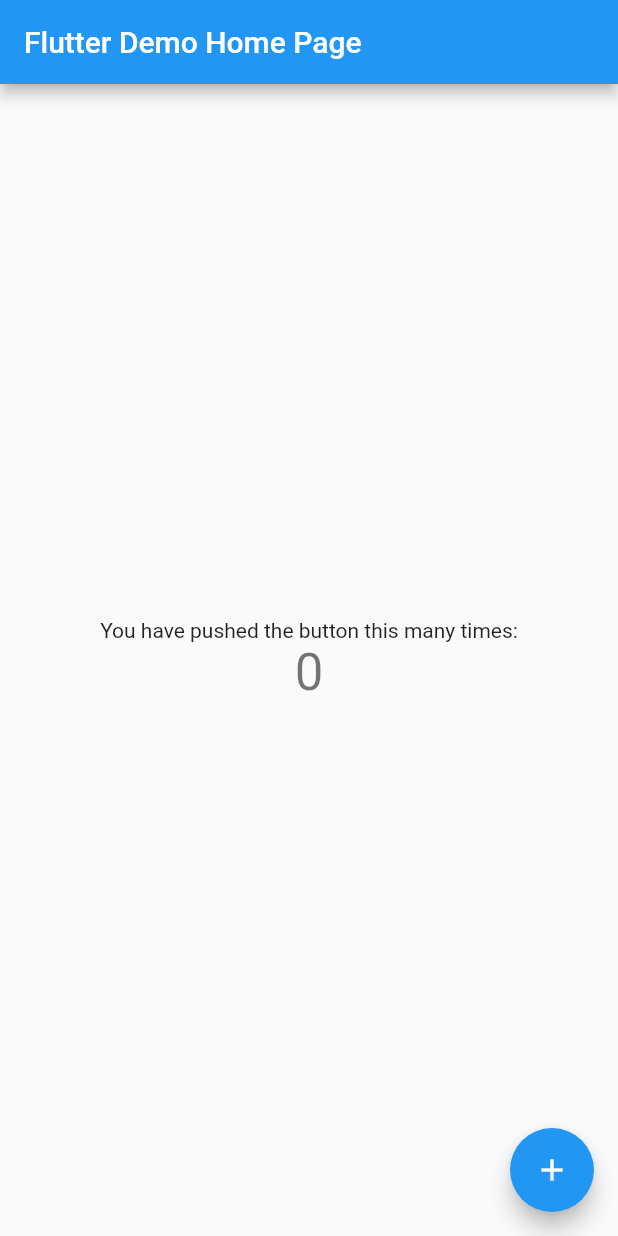
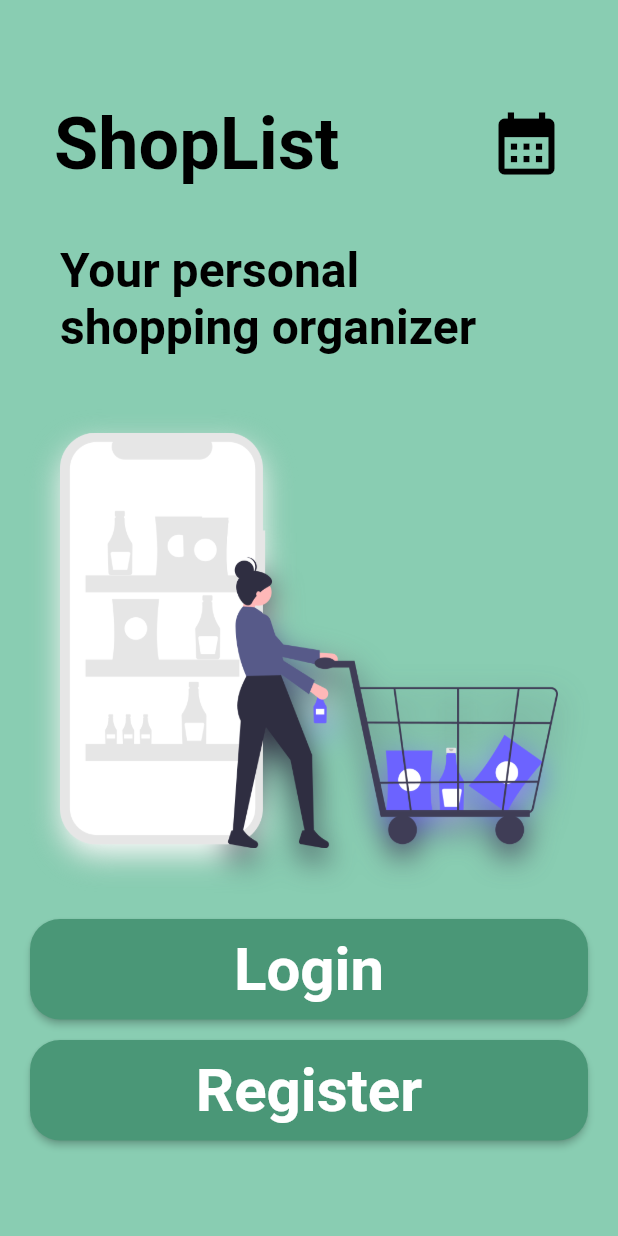
Before and after one commit to Ronnildo/shopList, a Flutter app: the screen it shows after launch, on a phone screen of 412 x 824 dp. Run offline on Flutter 3.47's test engine with Material 2 defaults, Android fonts, the phone set to English and light mode, and no system bars; drawn by our look-alikes of drop_shadow.

Commit message:
Iniciada a construção do App

```diff
--- /dev/null
+++ b/lib/app/interface/screens/home_screen.dart
@@ -0,0 +1,95 @@
+import 'package:drop_shadow/drop_shadow.dart';
+import 'package:flutter/material.dart';
+
+class HomeScreen extends StatefulWidget {
+  const HomeScreen({Key? key}) : super(key: key);
+
+  @override
+  State<HomeScreen> createState() => _HomeScreenState();
+}
+
+class _HomeScreenState extends State<HomeScreen> {
+  @override
+  Widget build(BuildContext context) {
+    return Scaffold(
+      backgroundColor: Color(0xFF89CDB2),
+      body: Padding(
+        padding: const EdgeInsets.symmetric(horizontal: 20.0, vertical: 50),
+        child: Column(
+          crossAxisAlignment: CrossAxisAlignment.stretch,
+          mainAxisAlignment: MainAxisAlignment.spaceEvenly,
+          children: [
+            const ListTile(
+              title: Text(
+                'ShopList',
+                style: TextStyle(
+                  color: Colors.black,
+                  fontSize: 48,
+                  fontWeight: FontWeight.bold,
+                ),
+              ),
+              trailing: Icon(
+                Icons.calendar_month,
+                size: 50,
+                color: Colors.black,
+              ),
+            ),
+            const Padding(
+              padding: EdgeInsets.all(20.0),
+              child: Text(
+                'Your personal shopping organizer',
+                style: TextStyle(
+                  color: Colors.black,
+                  fontSize: 32,
+                  fontWeight: FontWeight.bold,
+                ),
+              ),
+            ),
+            const DropShadow(
+              child: Image(
+                image: AssetImage(
+                  'assets/images/shopping_app.png',
+                ),
+                //fit: BoxFit.fitWidth,
+                height: 288,
+                width: 360,
+              ),
+            ),
+            ElevatedButton(
+              onPressed: () {},
+              style: ElevatedButton.styleFrom(
+                primary: const Color(0xFF4A9777),
+                padding: const EdgeInsets.all(10),
+                shape: RoundedRectangleBorder(
+                  borderRadius: BorderRadius.circular(20),
+                ),
+                textStyle: const TextStyle(
+                  color: Color(0XFFFAFCFB),
+                  fontSize: 40,
+                  fontWeight: FontWeight.bold,
+                ),
+              ),
+              child: const Text('Login'),
+            ),
+            ElevatedButton(
+              onPressed: () {},
+              style: ElevatedButton.styleFrom(
+                primary: const Color(0xFF4A9777),
+                shape: RoundedRectangleBorder(
+                  borderRadius: BorderRadius.circular(20),
+                ),
+                padding: const EdgeInsets.all(10),
+                textStyle: const TextStyle(
+                  color: Color(0XFFFAFCFB),
+                  fontSize: 40,
+                  fontWeight: FontWeight.bold,
+                ),
+              ),
+              child: const Text('Register'),
+            ),
+          ],
+        ),
+      ),
+    );
+  }
+}
--- a/lib/main.dart
+++ b/lib/main.dart
@@ -1,4 +1,6 @@
 import 'package:flutter/material.dart';
+
+import 'app/interface/screens/home_screen.dart';
 
 void main() {
   runApp(const MyApp());
@@ -10,106 +12,11 @@ class MyApp extends StatelessWidget {
   // This widget is the root of your application.
   @override
   Widget build(BuildContext context) {
-    return MaterialApp(
-      title: 'Flutter Demo',
-      theme: ThemeData(
-        // This is the theme of your application.
-        //
-        // Try running your application with "flutter run". You'll see the
-        // application has a blue toolbar. Then, without quitting the app, try
-        // changing the primarySwatch below to Colors.green and then invoke
-        // "hot reload" (press "r" in the console where you ran "flutter run",
-        // or simply save your changes to "hot reload" in a Flutter IDE).
-        // Notice that the counter didn't reset back to zero; the application
-        // is not restarted.
-        primarySwatch: Colors.blue,
-      ),
-      home: const MyHomePage(title: 'Flutter Demo Home Page'),
+    return const MaterialApp(
+      debugShowCheckedModeBanner: false,
+      title: 'Organizador de Compras',
+      home: HomeScreen(),
+      routes: {},
     );
   }
 }
-
-class MyHomePage extends StatefulWidget {
-  const MyHomePage({Key? key, required this.title}) : super(key: key);
-
-  // This widget is the home page of your application. It is stateful, meaning
-  // that it has a State object (defined below) that contains fields that affect
-  // how it looks.
-
-  // This class is the configuration for the state. It holds the values (in this
-  // case the title) provided by the parent (in this case the App widget) and
-  // used by the build method of the State. Fields in a Widget subclass are
-  // always marked "final".
-
-  final String title;
-
-  @override
-  State<MyHomePage> createState() => _MyHomePageState();
-}
-
-class _MyHomePageState extends State<MyHomePage> {
-  int _counter = 0;
-
-  void _incrementCounter() {
-    setState(() {
-      // This call to setState tells the Flutter framework that something has
-      // changed in this State, which causes it to rerun the build method below
-      // so that the display can reflect the updated values. If we changed
-      // _counter without calling setState(), then the build method would not be
-      // called again, and so nothing would appear to happen.
-      _counter++;
-    });
-  }
-
-  @override
-  Widget build(BuildContext context) {
-    // This method is rerun every time setState is called, for instance as done
-    // by the _incrementCounter method above.
-    //
-    // The Flutter framework has been optimized to make rerunning build methods
-    // fast, so that you can just rebuild anything that needs updating rather
-    // than having to individually change instances of widgets.
-    return Scaffold(
-      appBar: AppBar(
-        // Here we take the value from the MyHomePage object that was created by
-        // the App.build method, and use it to set our appbar title.
-        title: Text(widget.title),
-      ),
-      body: Center(
-        // Center is a layout widget. It takes a single child and positions it
-        // in the middle of the parent.
-        child: Column(
-          // Column is also a layout widget. It takes a list of children and
-          // arranges them vertically. By default, it sizes itself to fit its
-          // children horizontally, and tries to be as tall as its parent.
-          //
-          // Invoke "debug painting" (press "p" in the console, choose the
-          // "Toggle Debug Paint" action from the Flutter Inspector in Android
-          // Studio, or the "Toggle Debug Paint" command in Visual Studio Code)
-          // to see the wireframe for each widget.
-          //
-          // Column has various properties to control how it sizes itself and
-          // how it positions its children. Here we use mainAxisAlignment to
-          // center the children vertically; the main axis here is the vertical
-          // axis because Columns are vertical (the cross axis would be
-          // horizontal).
-          mainAxisAlignment: MainAxisAlignment.center,
-          children: <Widget>[
-            const Text(
-              'You have pushed the button this many times:',
-            ),
-            Text(
-              '$_counter',
-              style: Theme.of(context).textTheme.headline4,
-            ),
-          ],
-        ),
-      ),
-      floatingActionButton: FloatingActionButton(
-        onPressed: _incrementCounter,
-        tooltip: 'Increment',
-        child: const Icon(Icons.add),
-      ), // This trailing comma makes auto-formatting nicer for build methods.
-    );
-  }
-}
--- a/pubspec.yaml
+++ b/pubspec.yaml
@@ -34,6 +34,8 @@ dependencies:
   # The following adds the Cupertino Icons font to your application.
   # Use with the CupertinoIcons class for iOS style icons.
   cupertino_icons: ^1.0.2
+  drop_shadow_image: ^0.9.1
+  drop_shadow: any
 
 dev_dependencies:
   flutter_test:
@@ -61,6 +63,8 @@ flutter:
   # assets:
   #   - images/a_dot_burr.jpeg
   #   - images/a_dot_ham.jpeg
+  assets:
+    - assets/images/
 
   # An image asset can refer to one or more resolution-specific "variants", see
   # https://flutter.dev/assets-and-images/#resolution-aware
```
Also changed, not shown: assets/images/account.png (added), assets/images/shopping_app.png (added), lib/app/interface/screens/list_screen.dart (added), lib/app/interface/screens/login_screen.dart (added), lib/app/interface/screens/main_screen.dart (added), lib/app/interface/screens/openlist_screen.dart (added), lib/app/interface/screens/register_screen.dart (added), pubspec.lock.
